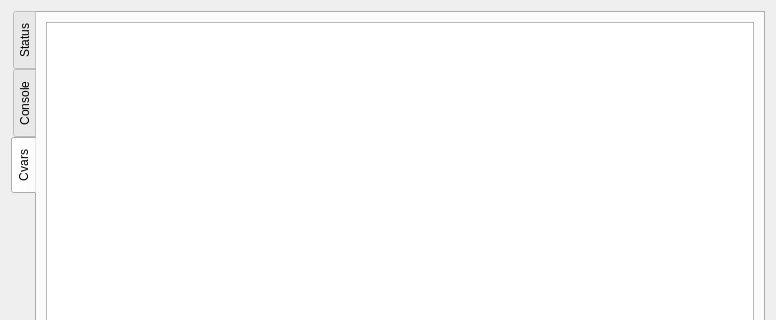
The window that src/ui/server_widget.ui (jjzhang166/RconGui) describes before a commit, drawn with Qt 5; both pictures show x 0 to 776 and y 0 to 320 of the 776 by 538 pixel window.
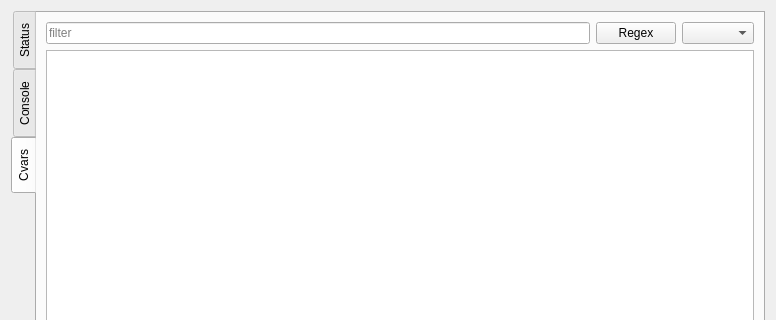
The same window after the commit. The open tabs and pages were chosen to show the change. Icons and pictures are not drawn. Custom widgets are drawn as their Qt base class.

Commit message: Filter cvars

The edit to the form file:
```diff
--- a/src/ui/server_widget.ui
+++ b/src/ui/server_widget.ui
@@ -212,6 +212,30 @@
        <string>Cvars</string>
       </attribute>
       <layout class="QVBoxLayout" name="verticalLayout_5">
+       <item>
+        <layout class="QHBoxLayout" name="horizontalLayout_5">
+         <item>
+          <widget class="QLineEdit" name="input_cvar_filter_pattern">
+           <property name="placeholderText">
+            <string>filter</string>
+           </property>
+          </widget>
+         </item>
+         <item>
+          <widget class="QPushButton" name="input_cvar_filter_regex">
+           <property name="text">
+            <string>Regex</string>
+           </property>
+           <property name="checkable">
+            <bool>true</bool>
+           </property>
+          </widget>
+         </item>
+         <item>
+          <widget class="QComboBox" name="input_cvar_filter_section"/>
+         </item>
+        </layout>
+       </item>
        <item>
         <widget class="QTableView" name="table_cvars">
          <attribute name="verticalHeaderVisible">
```
Left out of the diff: 49 changed lines with no effect on the pictures. The commit also changes 4 other files.
